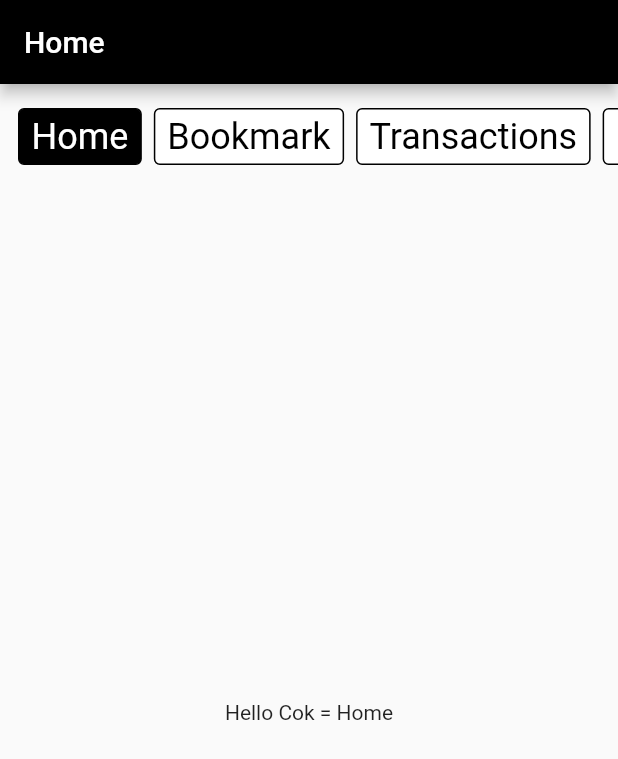
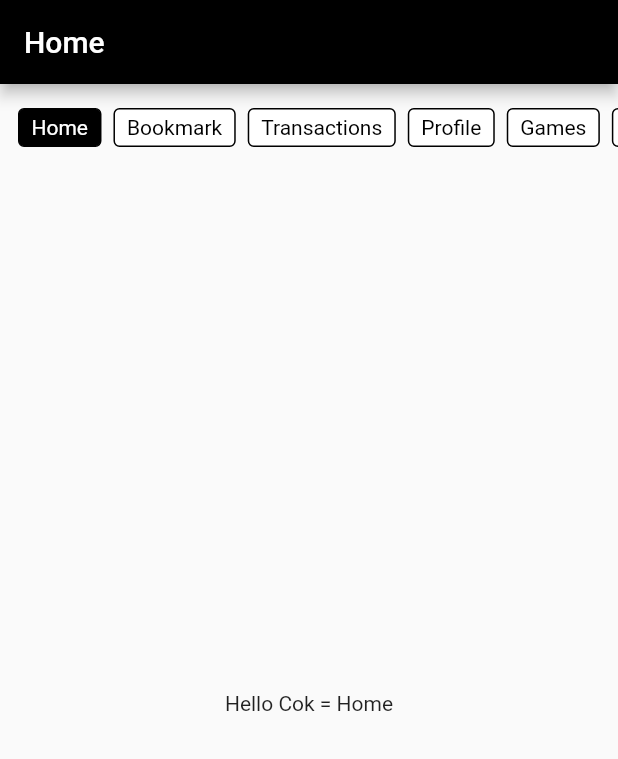
Before and after one commit to arganaphangquestian/ui, a Flutter app: the screen it shows after launch, on a phone screen of 412 x 824 dp. Shown: the top 759 px of the screen. Run offline on Flutter 3.47's test engine with Material 2 defaults, Android fonts, the phone set to English and light mode, and no system bars; our stand-ins replace get.

Commit message:
update: change font to default

```diff
--- a/lib/tab/widgets/tabitem.dart
+++ b/lib/tab/widgets/tabitem.dart
@@ -37,7 +37,6 @@ class CustomTabItem extends StatelessWidget {
             label,
             style: TextStyle(
               color: isActive ? Colors.white : Colors.black,
-              fontSize: 24,
             ),
           ),
         ),
```
